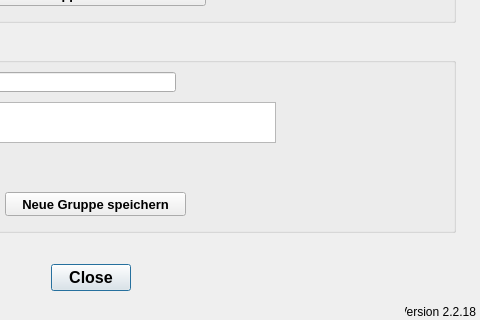
First picture: the form in qkan/linkflaechen/resources/application_managegroups.ui, repository hoettges/QKan, before the edit; both pictures show x 195 to 675 and y 288 to 608 of the 675 by 608 pixel window.
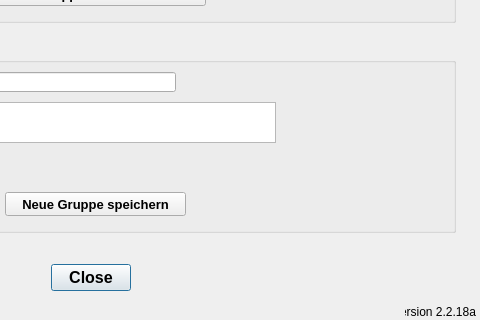
Second picture: the form after the edit.

Patch:
```diff
--- a/qkan/linkflaechen/resources/application_managegroups.ui
+++ b/qkan/linkflaechen/resources/application_managegroups.ui
@@ -274,7 +274,7 @@
     <string>Version QKan Import</string>
    </property>
    <property name="text">
-    <string>Version 2.2.18</string>
+    <string>Version 2.2.18a</string>
    </property>
    <property name="alignment">
     <set>Qt::AlignRight|Qt::AlignTrailing|Qt::AlignVCenter</set>
```
